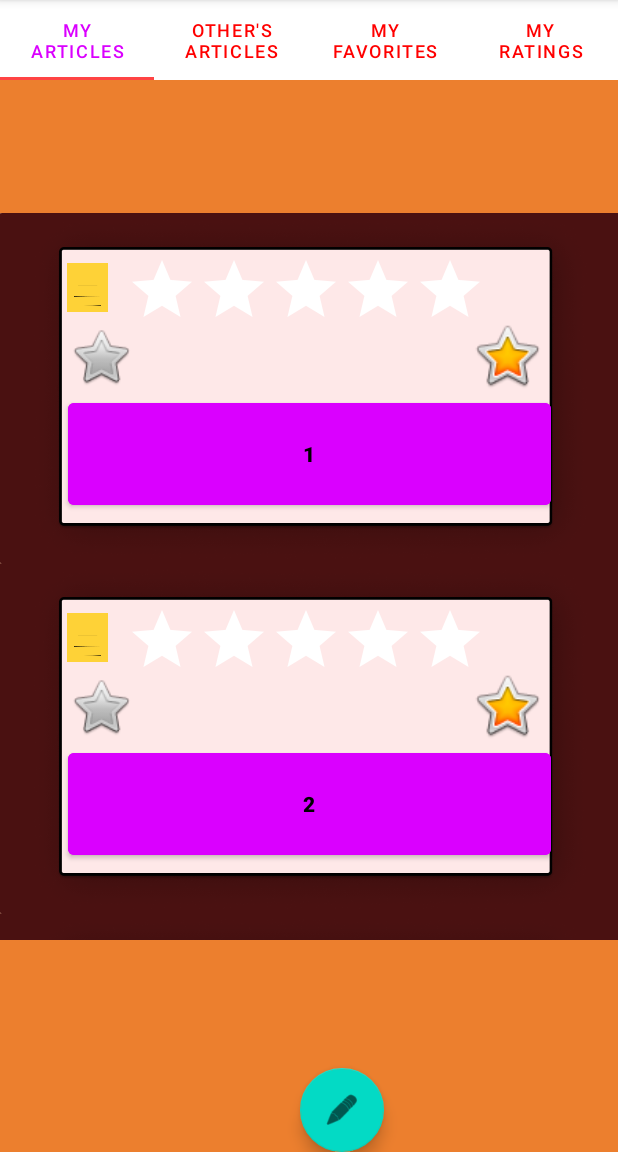
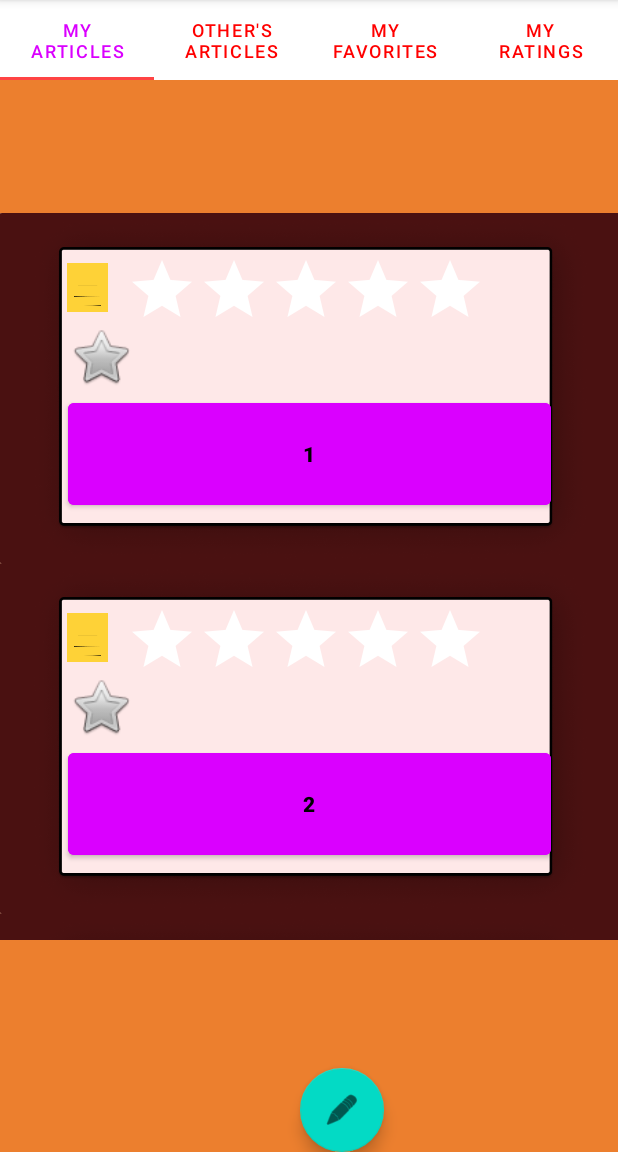
Before and after one commit to SatwikMohan/write-out, an Android app: the fragment othersarticletab placed in its activity, on a phone screen of 412 x 824 dp, the part 84-1236 px from its top. Run offline under Robolectric (Android 15) with nearby library versions, the phone set to English and light mode, and no system bars; our stand-ins replace Firebase (no records; nobody signed in at launch, a user with empty details on screens opened directly); Roboto replaces fonts that are not available here.

```diff
--- a/app/src/main/java/adapter/RandomNumListAdapter2.java
+++ b/app/src/main/java/adapter/RandomNumListAdapter2.java
@@ -48,7 +48,7 @@ public class RandomNumListAdapter2 extends RecyclerView.Adapter<RandomNumListAda
     }
 
 
-    public class RecyclerViewHolder extends RecyclerView.ViewHolder {
+    public class RecyclerViewHolder extends RecyclerView.ViewHolder implements View.OnClickListener {
         private ImageView doc,tab,staroff,staron;
         private Button tview;
         private RatingBar ratingBar;
@@ -60,10 +60,26 @@ public class RandomNumListAdapter2 extends RecyclerView.Adapter<RandomNumListAda
             staroff=itemView.findViewById(R.id.staroff);
             staron=itemView.findViewById(R.id.staron);
             ratingBar=itemView.findViewById(R.id.ratingBar);
+            staroff.setOnClickListener(this);
+            staron.setOnClickListener(this);
+            staron.setVisibility(View.INVISIBLE);
+            staroff.setVisibility(View.VISIBLE);
         }
 
         public Button getView(){
             return tview;
         }
+
+        @Override
+        public void onClick(View view) {
+            if(staroff.getVisibility()==View.VISIBLE&&staron.getVisibility()==View.INVISIBLE){
+                staroff.setVisibility(View.INVISIBLE);
+                staron.setVisibility(View.VISIBLE);
+            }
+            if(staroff.getVisibility()==View.INVISIBLE&&staron.getVisibility()==View.VISIBLE){
+                staroff.setVisibility(View.VISIBLE);
+                staron.setVisibility(View.INVISIBLE);
+            }
+        }
     }
 }
--- a/app/src/main/res/layout/activity_login.xml
+++ b/app/src/main/res/layout/activity_login.xml
@@ -106,7 +106,6 @@
         android:layout_width="wrap_content"
         android:layout_height="wrap_content"
         android:fontFamily="@font/archivo_black"
-        android:onClick="resetpassword"
         android:text="- * Forgot Password? Reset Passwprd * -"
         android:textColor="#6B00FF"
         android:textSize="16sp"
@@ -117,5 +116,4 @@
         app:layout_constraintStart_toStartOf="parent"
         app:layout_constraintTop_toTopOf="parent"
         app:layout_constraintVertical_bias="0.628" />
-
-</androidx.constraintlayout.widget.ConstraintLayout>
+        </androidx.constraintlayout.widget.ConstraintLayout>
--- a/app/src/main/res/layout/fragmentothersarticle_textview.xml
+++ b/app/src/main/res/layout/fragmentothersarticle_textview.xml
@@ -88,6 +88,7 @@
             android:id="@+id/staron"
             android:layout_width="52dp"
             android:layout_height="50dp"
+            android:visibility="visible"
             app:layout_constraintBottom_toBottomOf="parent"
             app:layout_constraintEnd_toEndOf="parent"
             app:layout_constraintHorizontal_bias="0.864"
```
Also changed, not shown: app/src/main/java/com/gigawattstechnology/writeout/login.java (+13 -12 lines), app/src/main/res/drawable/b.png (deleted), app/src/main/res/drawable/myarticles.png (deleted), app/src/main/res/drawable/navigation.png (deleted).
